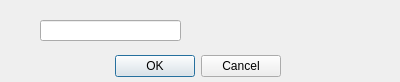
Riyaaaaa/Particle_Analyzer, file dialog.ui: the form before one commit.
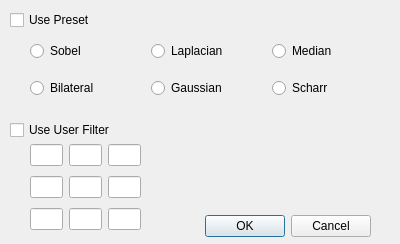
The form after the commit.

```diff
--- a/dialog.ui
+++ b/dialog.ui
@@ -7,7 +7,7 @@
     <x>0</x>
     <y>0</y>
     <width>400</width>
-    <height>82</height>
+    <height>244</height>
    </rect>
   </property>
   <property name="windowTitle">
@@ -16,8 +16,8 @@
   <widget class="QDialogButtonBox" name="buttonBox">
    <property name="geometry">
     <rect>
-     <x>90</x>
-     <y>50</y>
+     <x>180</x>
+     <y>210</y>
      <width>191</width>
      <height>32</height>
     </rect>
@@ -29,16 +29,151 @@
     <set>QDialogButtonBox::Cancel|QDialogButtonBox::Ok</set>
    </property>
   </widget>
-  <widget class="QLineEdit" name="lineEdit">
+  <widget class="QCheckBox" name="checkPreset">
    <property name="geometry">
     <rect>
-     <x>40</x>
-     <y>20</y>
-     <width>141</width>
-     <height>21</height>
+     <x>10</x>
+     <y>10</y>
+     <width>86</width>
+     <height>20</height>
     </rect>
    </property>
+   <property name="text">
+    <string>Use Preset</string>
+   </property>
   </widget>
+  <widget class="QCheckBox" name="checkFilter">
+   <property name="geometry">
+    <rect>
+     <x>10</x>
+     <y>120</y>
+     <width>131</width>
+     <height>20</height>
+    </rect>
+   </property>
+   <property name="text">
+    <string>Use User Filter</string>
+   </property>
+  </widget>
+  <widget class="QWidget" name="verticalLayoutWidget">
+   <property name="geometry">
+    <rect>
+     <x>30</x>
+     <y>30</y>
+     <width>357</width>
+     <height>80</height>
+    </rect>
+   </property>
+   <layout class="QVBoxLayout" name="presets">
+    <item>
+     <layout class="QHBoxLayout" name="horizontalLayout">
+      <item>
+       <widget class="QRadioButton" name="sobel">
+        <property name="text">
+         <string>Sobel</string>
+        </property>
+       </widget>
+      </item>
+      <item>
+       <widget class="QRadioButton" name="laplacian">
+        <property name="text">
+         <string>Laplacian</string>
+        </property>
+       </widget>
+      </item>
+      <item>
+       <widget class="QRadioButton" name="median">
+        <property name="text">
+         <string>Median</string>
+        </property>
+       </widget>
+      </item>
+     </layout>
+    </item>
+    <item>
+     <layout class="QHBoxLayout" name="horizontalLayout_2">
+      <item>
+       <widget class="QRadioButton" name="bilateral">
+        <property name="text">
+         <string>Bilateral</string>
+        </property>
+       </widget>
+      </item>
+      <item>
+       <widget class="QRadioButton" name="gaussian">
+        <property name="text">
+         <string>Gaussian</string>
+        </property>
+       </widget>
+      </item>
+      <item>
+       <widget class="QRadioButton" name="scharr">
+        <property name="text">
+         <string>Scharr</string>
+        </property>
+       </widget>
+      </item>
+     </layout>
+    </item>
+   </layout>
+  </widget>
+  <widget class="QWidget" name="verticalLayoutWidget_2">
+   <property name="geometry">
+    <rect>
+     <x>30</x>
+     <y>140</y>
+     <width>111</width>
+     <height>97</height>
+    </rect>
+   </property>
+   <layout class="QVBoxLayout" name="userfilter">
+    <item>
+     <layout class="QHBoxLayout" name="horizontalLayout_4">
+      <item>
+       <widget class="QLineEdit" name="m11"/>
+      </item>
+      <item>
+       <widget class="QLineEdit" name="m12"/>
+      </item>
+      <item>
+       <widget class="QLineEdit" name="m13"/>
+      </item>
+     </layout>
+    </item>
+    <item>
+     <layout class="QHBoxLayout" name="horizontalLayout_6">
+      <item>
+       <widget class="QLineEdit" name="m21"/>
+      </item>
+      <item>
+       <widget class="QLineEdit" name="m22"/>
+      </item>
+      <item>
+       <widget class="QLineEdit" name="m23"/>
+      </item>
+     </layout>
+    </item>
+    <item>
+     <layout class="QHBoxLayout" name="horizontalLayout_5">
+      <item>
+       <widget class="QLineEdit" name="m31"/>
+      </item>
+      <item>
+       <widget class="QLineEdit" name="m32"/>
+      </item>
+      <item>
+       <widget class="QLineEdit" name="m33"/>
+      </item>
+     </layout>
+    </item>
+   </layout>
+  </widget>
+  <zorder>buttonBox</zorder>
+  <zorder>checkPreset</zorder>
+  <zorder>checkFilter</zorder>
+  <zorder>laplacian</zorder>
+  <zorder>verticalLayoutWidget</zorder>
+  <zorder>verticalLayoutWidget_2</zorder>
  </widget>
  <resources/>
  <connections>
```
